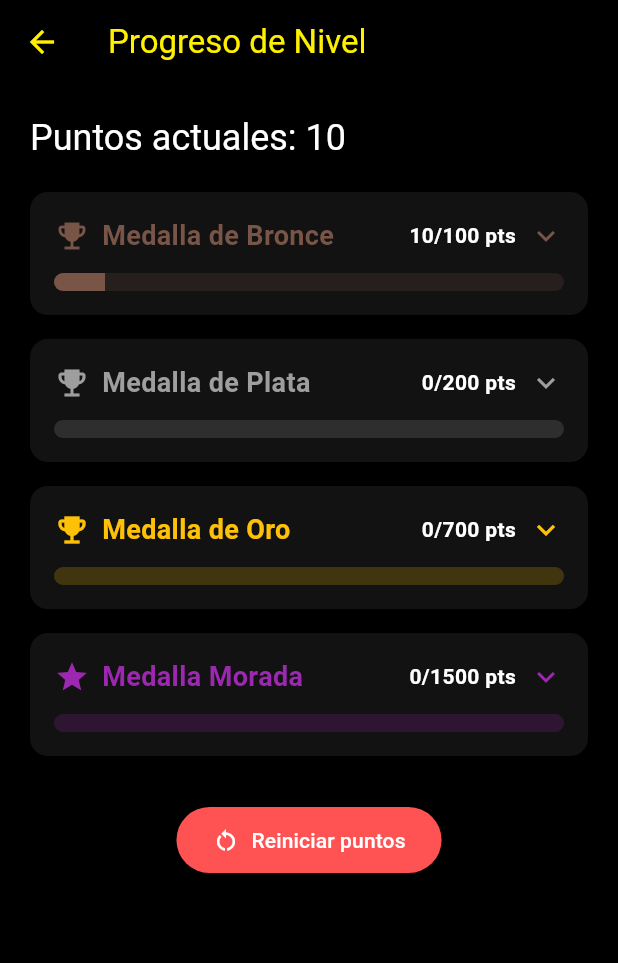
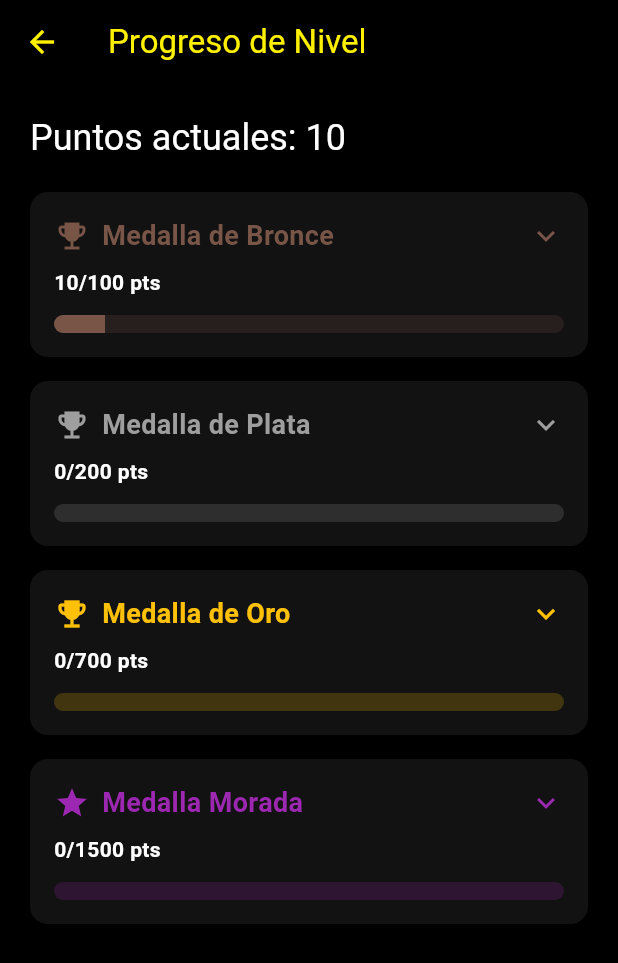
Before and after one commit to migueldeoleiros/vuelingconnect, a Flutter app: the PointsView screen opened directly, on a phone screen of 412 x 824 dp. Shown: the top 963 px of the screen. Run offline on Flutter 3.47's test engine with Material 3 defaults, Android fonts, the phone set to English and light mode, and no system bars; our stand-ins replace audioplayers, flutter_blue_plus, flutter_local_notifications, permission_handler, shared_preferences; missing offline and left inert: bluetooth_low_energy, rename_app; accounts and stored records are empty.

Commit message:
fix: overflow in points screen

```diff
--- a/client/lib/views/points_view.dart
+++ b/client/lib/views/points_view.dart
@@ -3,7 +3,7 @@ import 'package:flutter/material.dart';
 import 'package:shared_preferences/shared_preferences.dart';
 
 class PointsView extends StatefulWidget {
-  const PointsView({Key? key}) : super(key: key);
+  const PointsView({super.key});
 
   @override
   State<PointsView> createState() => _PointsViewState();
@@ -83,22 +83,32 @@ class _PointsViewState extends State<PointsView> {
                     ),
                   ),
                   const Spacer(),
-                  Text(
+                  Icon(
+                    isExpanded ? Icons.expand_less : Icons.expand_more,
+                    color: color,
+                  ),
+                ],
+              ),
+              const SizedBox(height: 8),
+              Row(
+                children: [
+                  Expanded(
+                    child: Text(
                       '${clampedPoints - min}/${max - min} pts',
                       style: const TextStyle(
                         fontWeight: FontWeight.bold,
                         fontSize: 14,
                       ),
                     ),
-                  const SizedBox(width: 8),
-                  Icon(
-                    isExpanded ? Icons.expand_less : Icons.expand_more,
-                    color: color,
                   ),
                 ],
               ),
               const SizedBox(height: 12),
-              ClipRRect(
+              LayoutBuilder(
+                builder: (context, constraints) {
+                  return SizedBox(
+                    width: constraints.maxWidth,
+                    child: ClipRRect(
                       borderRadius: BorderRadius.circular(8),
                       child: LinearProgressIndicator(
                         value: progress.clamp(0.0, 1.0),
@@ -107,11 +117,16 @@ class _PointsViewState extends State<PointsView> {
                         backgroundColor: color.withOpacity(0.2),
                       ),
                     ),
+                  );
+                },
+              ),
               if (isExpanded) ...[
                 const SizedBox(height: 16),
-                ...achievements.map((achievement) => Padding(
+                ...achievements.map(
+                  (achievement) => Padding(
                     padding: const EdgeInsets.only(bottom: 8),
                     child: Row(
+                      crossAxisAlignment: CrossAxisAlignment.start,
                       children: [
                         const Icon(Icons.check_circle_outline, size: 18),
                         const SizedBox(width: 8),
@@ -119,12 +134,15 @@ class _PointsViewState extends State<PointsView> {
                           child: Text(
                             achievement,
                             style: const TextStyle(fontSize: 14),
+                            overflow: TextOverflow.ellipsis,
+                            maxLines: 2,
                           ),
                         ),
                       ],
                     ),
-                    )),
-              ]
+                  ),
+                ),
+              ],
             ],
           ),
         ),
@@ -136,7 +154,8 @@ class _PointsViewState extends State<PointsView> {
   Widget build(BuildContext context) {
     return Scaffold(
       appBar: AppBar(title: const Text('Progreso de Nivel')),
-      body: SingleChildScrollView(
+      body: SafeArea(
+        child: SingleChildScrollView(
           padding: const EdgeInsets.all(20),
           child: Column(
             crossAxisAlignment: CrossAxisAlignment.start,
@@ -144,6 +163,7 @@ class _PointsViewState extends State<PointsView> {
               Text(
                 'Puntos actuales: $_points',
                 style: Theme.of(context).textTheme.headlineSmall,
+                overflow: TextOverflow.ellipsis,
               ),
               const SizedBox(height: 20),
 
@@ -198,26 +218,8 @@ class _PointsViewState extends State<PointsView> {
                   'Todos los niveles completados',
                 ],
               ),
-
-            const SizedBox(height: 16),
-            Center(
-              child: ElevatedButton.icon(
-                onPressed: () async {
-                  final prefs = await SharedPreferences.getInstance();
-                  await prefs.setInt('points', 0);
-                  setState(() => _points = 0);
-                },
-                icon: const Icon(Icons.restart_alt),
-                label: const Text('Reiniciar puntos'),
-                style: ElevatedButton.styleFrom(
-                  backgroundColor: Colors.redAccent,
-                  foregroundColor: Colors.white,
-                  padding: const EdgeInsets.symmetric(horizontal: 24, vertical: 12),
+            ],
           ),
-              ),
-            ),
-            const SizedBox(height: 24),
-          ],
         ),
       ),
     );
```
Lines whose indentation alone changed are shown as unchanged.
